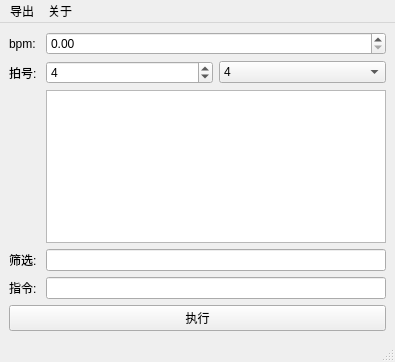
This is workspace/editor.ui in Vescrity/MeloNote as Qt 5 draws it before an edit. The edited form follows.
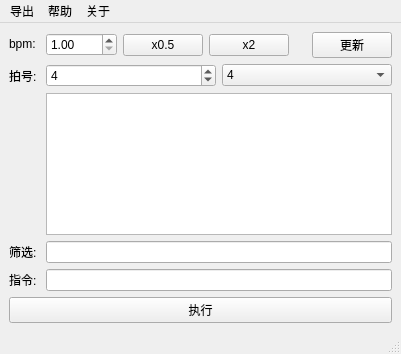
This is the edited form.

```diff
--- a/workspace/editor.ui
+++ b/workspace/editor.ui
@@ -6,8 +6,8 @@
    <rect>
     <x>0</x>
     <y>0</y>
-    <width>395</width>
-    <height>362</height>
+    <width>401</width>
+    <height>354</height>
    </rect>
   </property>
   <property name="windowTitle">
@@ -20,7 +20,7 @@
       <item row="0" column="0">
        <widget class="QLabel" name="label">
         <property name="toolTip">
-         <string>&lt;html&gt;&lt;head/&gt;&lt;body&gt;&lt;p&gt;拍数/分钟。&lt;/p&gt;&lt;p&gt;改变此值只会影响 midi 的 bpm 信息而不会影响实际播放速度。&lt;/p&gt;&lt;/body&gt;&lt;/html&gt;</string>
+         <string>&lt;html&gt;&lt;head/&gt;&lt;body&gt;&lt;p&gt;拍数/分钟。&lt;/p&gt;&lt;p&gt;改变此值只会影响 midi 的 bpm 信息而不会影响音符间的真实间隔时长(即始终保持与录制时一致)。&lt;/p&gt;&lt;/body&gt;&lt;/html&gt;</string>
         </property>
         <property name="text">
          <string>bpm: </string>
@@ -28,14 +28,58 @@
        </widget>
       </item>
       <item row="0" column="1">
-       <widget class="QDoubleSpinBox" name="bpmSpinBox">
-        <property name="maximum">
-         <double>9999.000000000000000</double>
-        </property>
-       </widget>
+       <layout class="QHBoxLayout" name="horizontalLayout_3">
+        <item>
+         <widget class="QDoubleSpinBox" name="bpmSpinBox">
+          <property name="minimum">
+           <double>1.000000000000000</double>
+          </property>
+          <property name="maximum">
+           <double>9999.000000000000000</double>
+          </property>
+         </widget>
+        </item>
+        <item>
+         <widget class="QPushButton" name="x05Button">
+          <property name="text">
+           <string>x0.5</string>
+          </property>
+         </widget>
+        </item>
+        <item>
+         <widget class="QPushButton" name="x2Button">
+          <property name="text">
+           <string>x2</string>
+          </property>
+         </widget>
+        </item>
+        <item>
+         <spacer name="horizontalSpacer">
+          <property name="orientation">
+           <enum>Qt::Orientation::Horizontal</enum>
+          </property>
+          <property name="sizeHint" stdset="0">
+           <size>
+            <width>40</width>
+            <height>20</height>
+           </size>
+          </property>
+         </spacer>
+        </item>
+        <item>
+         <widget class="QPushButton" name="updateButton">
+          <property name="text">
+           <string>更新</string>
+          </property>
+         </widget>
+        </item>
+       </layout>
       </item>
       <item row="1" column="0">
        <widget class="QLabel" name="label_2">
+        <property name="toolTip">
+         <string>&lt;html&gt;&lt;head/&gt;&lt;body&gt;&lt;p&gt;改变此值只影响 Midi 的文件信息。&lt;/p&gt;&lt;/body&gt;&lt;/html&gt;</string>
+        </property>
         <property name="text">
          <string>拍号: </string>
         </property>
@@ -91,28 +135,40 @@
        </layout>
       </item>
       <item row="2" column="1">
-       <widget class="QTextBrowser" name="editorBrowser"/>
-      </item>
-      <item row="3" column="1">
-       <widget class="QLineEdit" name="patternEdit"/>
-      </item>
-      <item row="4" column="1">
-       <widget class="QLineEdit" name="commandEdit"/>
+       <widget class="QTextBrowser" name="editorBrowser">
+        <property name="font">
+         <font>
+          <family>Monospace</family>
+         </font>
+        </property>
+       </widget>
       </item>
       <item row="3" column="0">
        <widget class="QLabel" name="label_3">
+        <property name="toolTip">
+         <string>&lt;html&gt;&lt;head/&gt;&lt;body&gt;&lt;p&gt;音符筛选规则。&lt;br/&gt;例如输入 367 会筛选选中范围中的 3 6 7&lt;/p&gt;&lt;/body&gt;&lt;/html&gt;</string>
+        </property>
         <property name="text">
          <string>筛选: </string>
         </property>
        </widget>
       </item>
+      <item row="3" column="1">
+       <widget class="QLineEdit" name="patternEdit"/>
+      </item>
       <item row="4" column="0">
        <widget class="QLabel" name="label_4">
+        <property name="toolTip">
+         <string>&lt;html&gt;&lt;head/&gt;&lt;body&gt;&lt;p&gt;对筛选的内容执行的操作&lt;br/&gt;升/降/还原: # b 0&lt;br/&gt;提升/降低八度: + -&lt;br/&gt;替换: r[替换后的音符]&lt;/p&gt;&lt;/body&gt;&lt;/html&gt;</string>
+        </property>
         <property name="text">
          <string>指令: </string>
         </property>
        </widget>
       </item>
+      <item row="4" column="1">
+       <widget class="QLineEdit" name="commandEdit"/>
+      </item>
      </layout>
     </item>
     <item>
@@ -129,25 +185,34 @@
     <rect>
      <x>0</x>
      <y>0</y>
-     <width>395</width>
+     <width>401</width>
      <height>24</height>
     </rect>
    </property>
-   <widget class="QMenu" name="menu">
+   <widget class="QMenu" name="exportMenu">
     <property name="title">
      <string>导出</string>
     </property>
     <addaction name="actionMidi"/>
-    <addaction name="actionText"/>
     <addaction name="actionNote"/>
+    <addaction name="actionText"/>
    </widget>
-   <widget class="QMenu" name="menu_2">
+   <widget class="QMenu" name="aboutMenu">
     <property name="title">
      <string>关于</string>
     </property>
+    <addaction name="actionQt"/>
+    <addaction name="actionAboutThis"/>
    </widget>
-   <addaction name="menu"/>
-   <addaction name="menu_2"/>
+   <widget class="QMenu" name="helpMenu">
+    <property name="title">
+     <string>帮助</string>
+    </property>
+    <addaction name="actionHelp"/>
+   </widget>
+   <addaction name="exportMenu"/>
+   <addaction name="helpMenu"/>
+   <addaction name="aboutMenu"/>
   </widget>
   <widget class="QStatusBar" name="statusBar"/>
   <action name="actionMidi">
@@ -157,7 +222,7 @@
   </action>
   <action name="actionText">
    <property name="text">
-    <string>Text</string>
+    <string>HTML</string>
    </property>
   </action>
   <action name="actionNote">
@@ -165,6 +230,21 @@
     <string>Note</string>
    </property>
   </action>
+  <action name="actionHelp">
+   <property name="text">
+    <string>使用说明</string>
+   </property>
+  </action>
+  <action name="actionQt">
+   <property name="text">
+    <string>关于 Qt</string>
+   </property>
+  </action>
+  <action name="actionAboutThis">
+   <property name="text">
+    <string>关于本应用</string>
+   </property>
+  </action>
  </widget>
  <resources/>
  <connections/>
```
